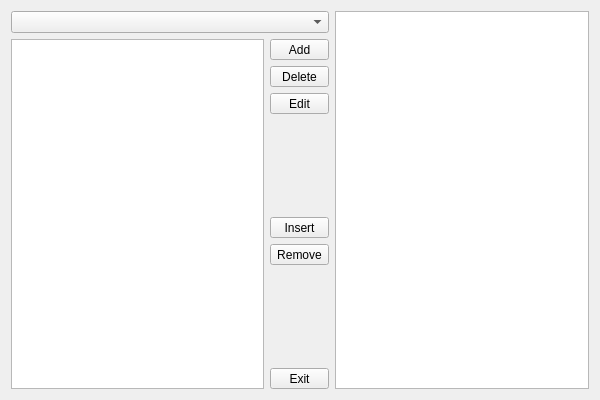
Before: the Qt Designer form interface/plotdialog.ui in Kuszki/AVR-Monitor, drawn with Qt 5.
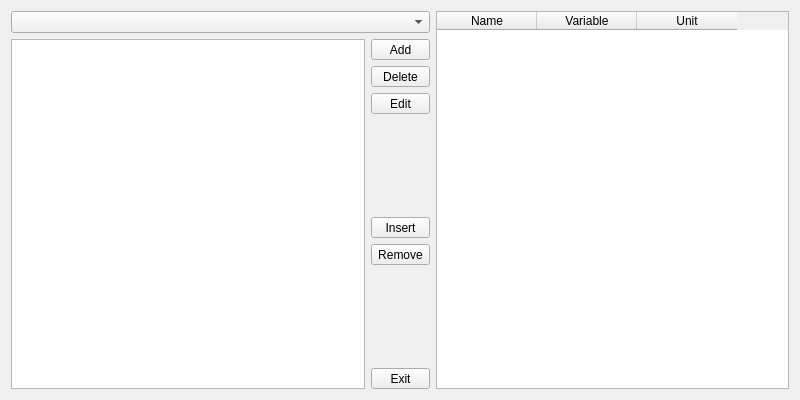
After: the same form once the commit is applied. Icons and pictures are not drawn.

Patch:
```diff
--- a/interface/plotdialog.ui
+++ b/interface/plotdialog.ui
@@ -6,7 +6,7 @@
    <rect>
     <x>0</x>
     <y>0</y>
-    <width>600</width>
+    <width>800</width>
     <height>400</height>
    </rect>
   </property>
@@ -154,6 +154,40 @@
      </property>
     </widget>
    </item>
+   <item row="0" column="2" rowspan="9">
+    <widget class="QTableWidget" name="Sensors">
+     <property name="editTriggers">
+      <set>QAbstractItemView::NoEditTriggers</set>
+     </property>
+     <property name="selectionMode">
+      <enum>QAbstractItemView::SingleSelection</enum>
+     </property>
+     <property name="selectionBehavior">
+      <enum>QAbstractItemView::SelectRows</enum>
+     </property>
+     <property name="sortingEnabled">
+      <bool>true</bool>
+     </property>
+     <attribute name="verticalHeaderVisible">
+      <bool>false</bool>
+     </attribute>
+     <column>
+      <property name="text">
+       <string>Name</string>
+      </property>
+     </column>
+     <column>
+      <property name="text">
+       <string>Variable</string>
+      </property>
+     </column>
+     <column>
+      <property name="text">
+       <string>Unit</string>
+      </property>
+     </column>
+    </widget>
+   </item>
   </layout>
  </widget>
  <resources/>
```
Left out of the diff: 167 changed lines with no effect on the pictures.
